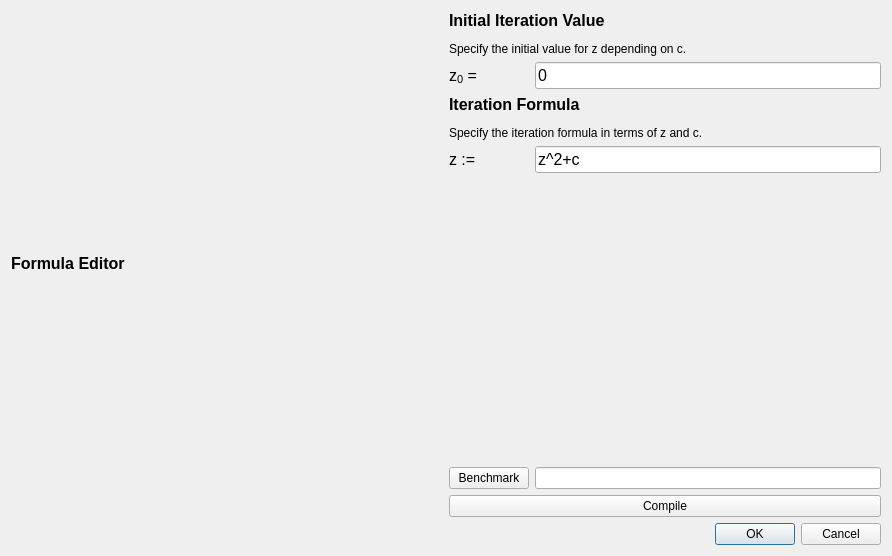
First picture: the form in customgenerator.ui, repository QlowB/Almond, before the edit.
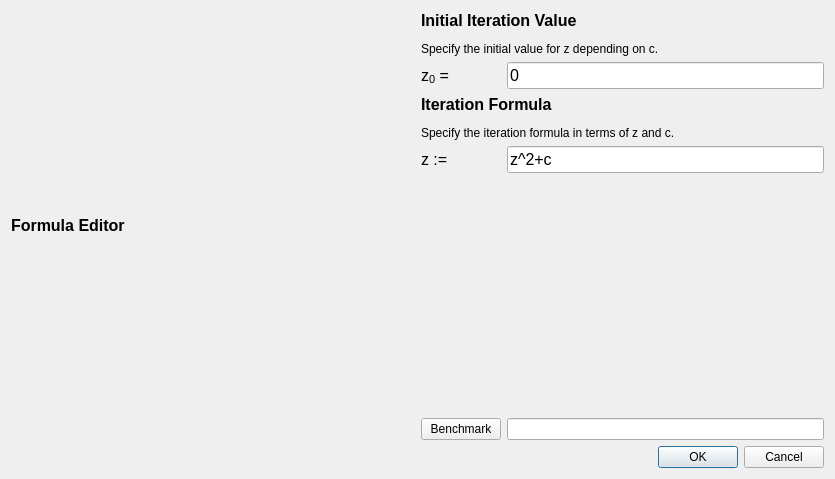
Second picture: the form after the edit.

```diff
--- a/customgenerator.ui
+++ b/customgenerator.ui
@@ -6,8 +6,8 @@
    <rect>
     <x>0</x>
     <y>0</y>
-    <width>892</width>
-    <height>556</height>
+    <width>835</width>
+    <height>479</height>
    </rect>
   </property>
   <property name="windowTitle">
@@ -136,13 +136,6 @@
          </item>
         </layout>
        </item>
-       <item>
-        <widget class="QPushButton" name="compile">
-         <property name="text">
-          <string>Compile</string>
-         </property>
-        </widget>
-       </item>
       </layout>
      </item>
     </layout>
```
